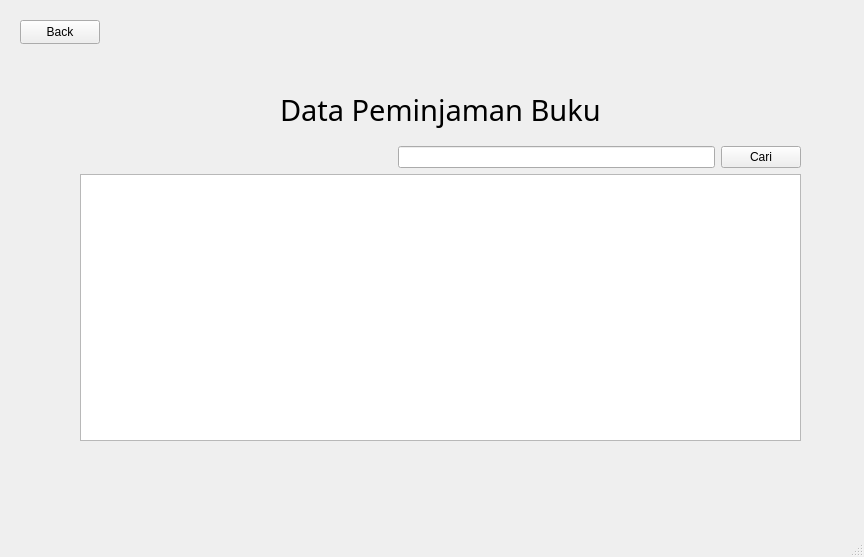
Qt form listpeminjaman.ui (kyraa16/LibraryManagement) before a commit.
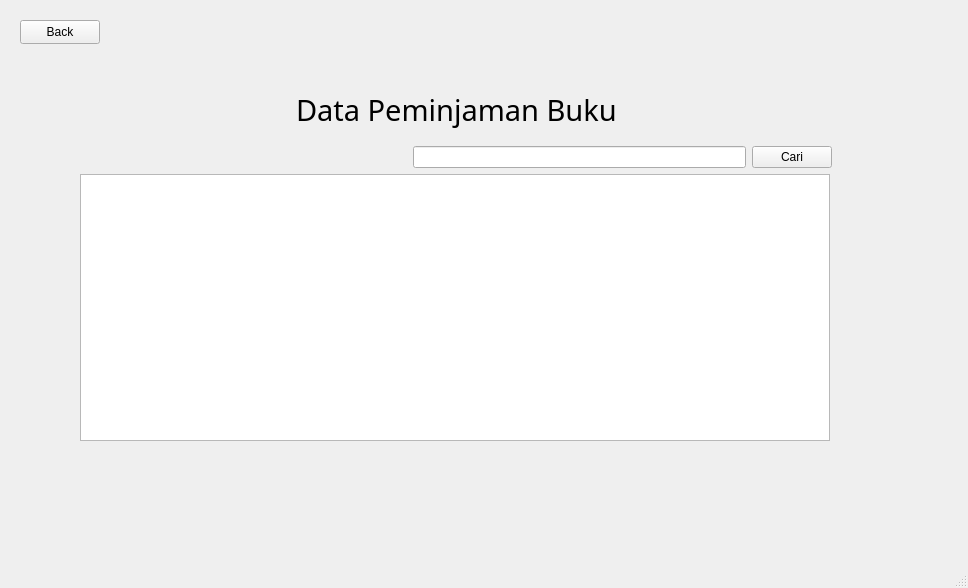
The same form after that commit. Icons and pictures are not drawn.

Patch:
```diff
--- a/listpeminjaman.ui
+++ b/listpeminjaman.ui
@@ -6,8 +6,8 @@
    <rect>
     <x>0</x>
     <y>0</y>
-    <width>864</width>
-    <height>557</height>
+    <width>968</width>
+    <height>588</height>
    </rect>
   </property>
   <property name="windowTitle">
@@ -32,7 +32,7 @@
      <rect>
       <x>80</x>
       <y>90</y>
-      <width>721</width>
+      <width>752</width>
       <height>351</height>
      </rect>
     </property>
@@ -128,6 +128,25 @@
      </item>
     </layout>
    </widget>
+   <widget class="QLabel" name="label_2">
+    <property name="geometry">
+     <rect>
+      <x>-50</x>
+      <y>-10</y>
+      <width>1061</width>
+      <height>601</height>
+     </rect>
+    </property>
+    <property name="styleSheet">
+     <string notr="true">image: url(:/image1/pic4.png)</string>
+    </property>
+    <property name="text">
+     <string/>
+    </property>
+   </widget>
+   <zorder>label_2</zorder>
+   <zorder>backPeminjaman</zorder>
+   <zorder>layoutWidget</zorder>
   </widget>
   <widget class="QMenuBar" name="menubar">
    <property name="geometry">
```
Left out of the diff: 4 changed lines with no effect on the pictures.
